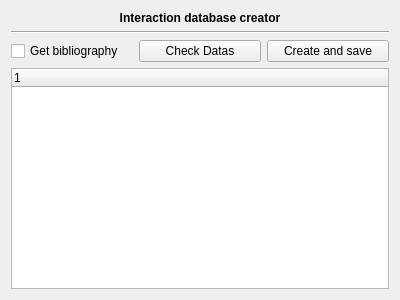
FreeHealth/freehealth, file freetoolbox/plugins/interactiondb/interactiondatabasecreator.ui: the form before one commit.
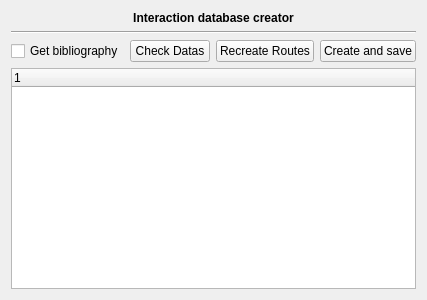
The form after the commit.

Commit message: FreeToolBox: - a button to recreate the routes table

Patch:
```diff
--- a/freetoolbox/plugins/interactiondb/interactiondatabasecreator.ui
+++ b/freetoolbox/plugins/interactiondb/interactiondatabasecreator.ui
@@ -6,7 +6,7 @@
    <rect>
     <x>0</x>
     <y>0</y>
-    <width>400</width>
+    <width>419</width>
     <height>300</height>
    </rect>
   </property>
@@ -53,6 +53,13 @@
        </property>
       </widget>
      </item>
+     <item>
+      <widget class="QPushButton" name="recreateRoutes">
+       <property name="text">
+        <string>Recreate Routes</string>
+       </property>
+      </widget>
+     </item>
      <item>
       <widget class="QPushButton" name="createAndSave">
        <property name="text">
```
The commit also changes 4 other files.
